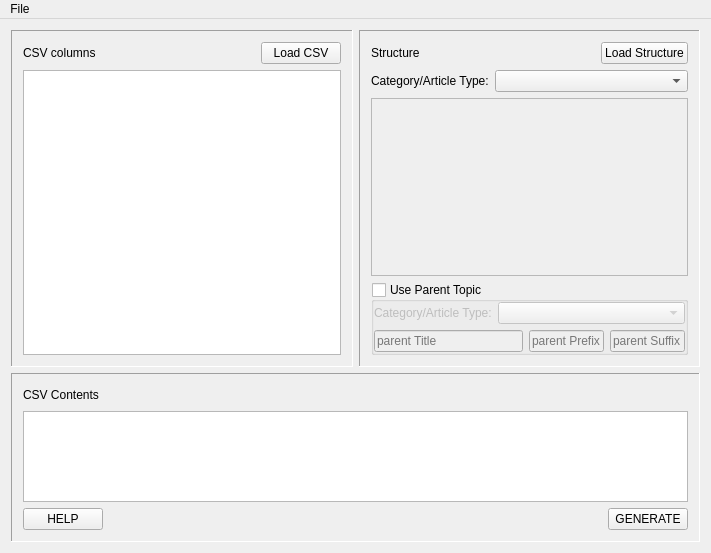
farling42/csv2rw, file mainwindow.ui: the form before one commit.
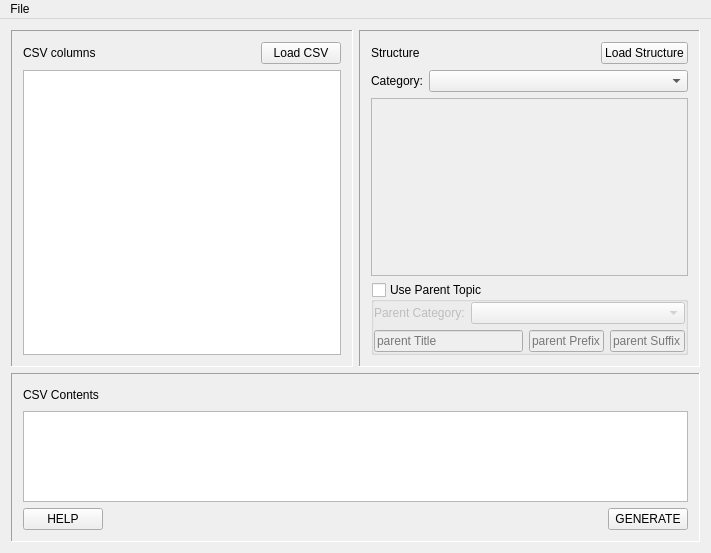
The form after the commit.

Commit message: Add some validation for the new optional parent category

```diff
--- a/mainwindow.ui
+++ b/mainwindow.ui
@@ -224,7 +224,7 @@
                 <item>
                  <widget class="QLabel" name="label">
                   <property name="text">
-                   <string>Category/Article Type:</string>
+                   <string>Category:</string>
                   </property>
                  </widget>
                 </item>
@@ -308,7 +308,7 @@
                       <item>
                        <widget class="QLabel" name="label_2">
                         <property name="text">
-                         <string>Category/Article Type:</string>
+                         <string>Parent Category:</string>
                         </property>
                        </widget>
                       </item>
```
The commit also changes 3 other files.
